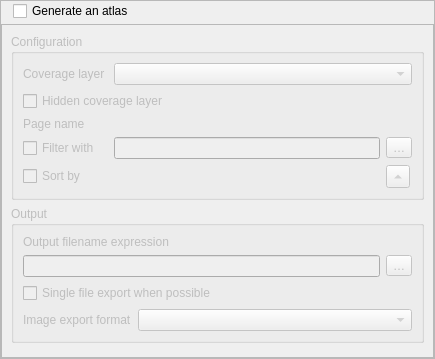
Above: src/ui/layout/qgslayoutatlaswidgetbase.ui from carsmie/QGIS before the change. Below: the same form after it.
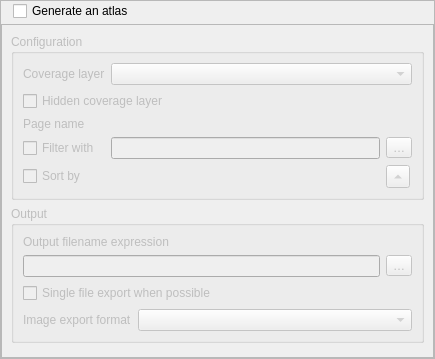
That is the form after the change. Icons and pictures are not drawn. Custom widgets are drawn as their Qt base class.

```diff
--- a/src/ui/layout/qgslayoutatlaswidgetbase.ui
+++ b/src/ui/layout/qgslayoutatlaswidgetbase.ui
@@ -184,7 +184,7 @@
              <item row="0" column="0">
               <widget class="QLabel" name="mHorizontalAlignementLabel">
                <property name="text">
-                <string>Coverage layer </string>
+                <string>Coverage layer</string>
                </property>
               </widget>
              </item>
```
